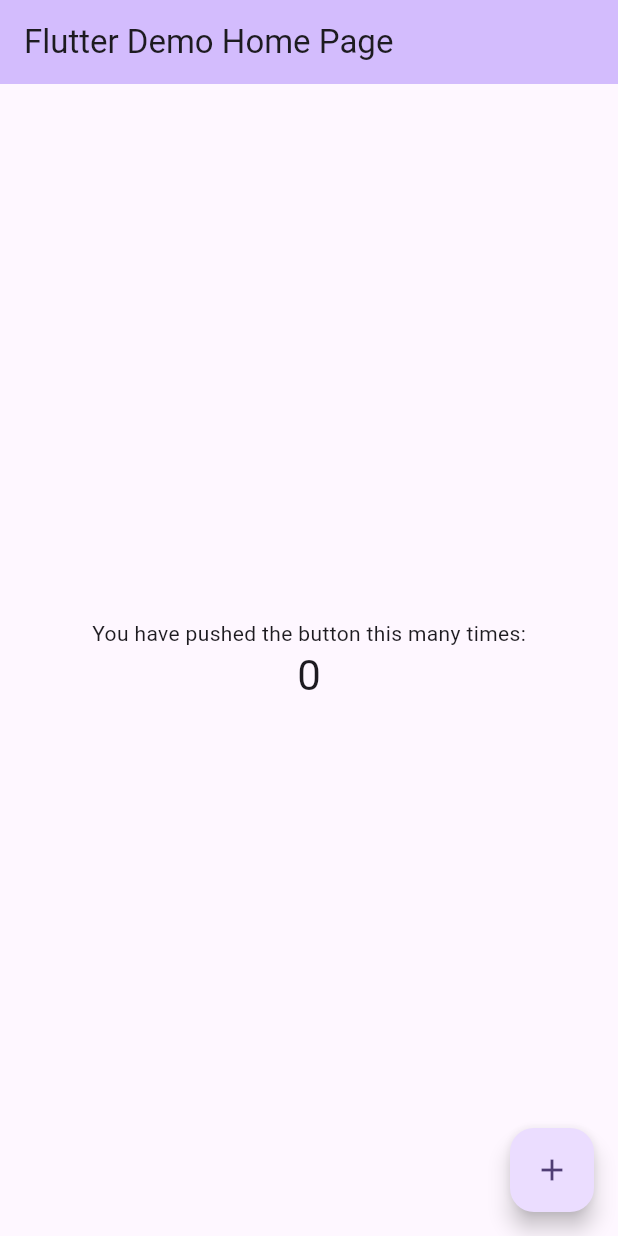
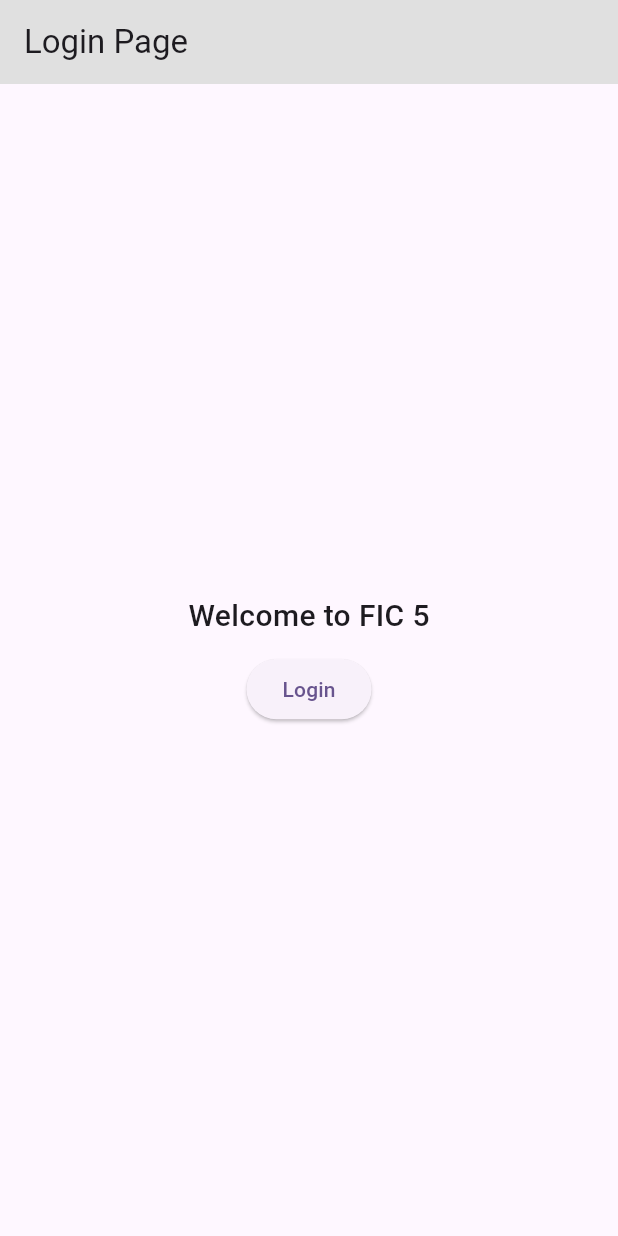
Before and after one commit to irfanzidniofficial/fic_bloc_example_auth, a Flutter app: the screen it shows after launch, on a phone screen of 412 x 824 dp. Run offline on Flutter 3.47's test engine with Material 2 defaults, Android fonts, the phone set to English and light mode, and no system bars; our stand-ins replace flutter_bloc.

Commit message:
exercie auth bloc state management

```diff
--- /dev/null
+++ b/lib/auth_bloc/auth_bloc.dart
@@ -0,0 +1,23 @@
+import 'package:fic_bloc_example_auth/auth_bloc/auth_event.dart';
+import 'package:fic_bloc_example_auth/auth_bloc/auth_state.dart';
+import 'package:flutter_bloc/flutter_bloc.dart';
+
+class AuthBloc extends Bloc<AuthEvent, AuthState> {
+  AuthBloc() : super(AuthInitial()) {
+    on<LoginEvent>(
+      (event, emit) async {
+        emit(AuthLoading());
+        await Future.delayed(const Duration(seconds: 5));
+        emit(AuthSuccess(name: "Irfan Zidni"));
+      },
+    );
+
+    on<LogoutEvent>(
+      (event, emit) async {
+        emit(AuthLoading());
+        await Future.delayed(const Duration(seconds: 5));
+        emit(AuthInitial());
+      },
+    );
+  }
+}
--- /dev/null
+++ b/lib/auth_bloc/auth_event.dart
@@ -0,0 +1,6 @@
+abstract class AuthEvent{}
+
+class LoginEvent extends AuthEvent{}
+
+
+class LogoutEvent extends AuthEvent{}
--- /dev/null
+++ b/lib/auth_bloc/auth_state.dart
@@ -0,0 +1,20 @@
+// ignore_for_file: public_member_api_docs, sort_constructors_first
+abstract class AuthState {}
+
+class AuthInitial extends AuthState {}
+
+class AuthLoading extends AuthState {}
+
+class AuthSuccess extends AuthState {
+  final String name;
+  AuthSuccess({
+    required this.name,
+  });
+}
+
+class AuthError extends AuthState {
+  final String message;
+  AuthError({
+    required this.message,
+  });
+}
--- a/lib/main.dart
+++ b/lib/main.dart
@@ -1,4 +1,9 @@
+import 'package:fic_bloc_example_auth/auth_bloc/auth_bloc.dart';
+import 'package:fic_bloc_example_auth/auth_bloc/auth_state.dart';
+import 'package:fic_bloc_example_auth/pages/home_page.dart';
+import 'package:fic_bloc_example_auth/pages/login_page.dart';
 import 'package:flutter/material.dart';
+import 'package:flutter_bloc/flutter_bloc.dart';
 
 void main() {
   runApp(const MyApp());
@@ -7,119 +12,35 @@ void main() {
 class MyApp extends StatelessWidget {
   const MyApp({super.key});
 
-  // This widget is the root of your application.
   @override
   Widget build(BuildContext context) {
-    return MaterialApp(
-      title: 'Flutter Demo',
-      theme: ThemeData(
-        // This is the theme of your application.
-        //
-        // TRY THIS: Try running your application with "flutter run". You'll see
-        // the application has a blue toolbar. Then, without quitting the app,
-        // try changing the seedColor in the colorScheme below to Colors.green
-        // and then invoke "hot reload" (save your changes or press the "hot
-        // reload" button in a Flutter-supported IDE, or press "r" if you used
-        // the command line to start the app).
-        //
-        // Notice that the counter didn't reset back to zero; the application
-        // state is not lost during the reload. To reset the state, use hot
-        // restart instead.
-        //
-        // This works for code too, not just values: Most code changes can be
-        // tested with just a hot reload.
-        colorScheme: ColorScheme.fromSeed(seedColor: Colors.deepPurple),
-        useMaterial3: true,
+    return BlocProvider(
+      create: (context) => AuthBloc(),
+      child: MaterialApp(
+        title: 'Flutter Demo',
+        theme: ThemeData(
+          colorScheme: ColorScheme.fromSeed(seedColor: Colors.deepPurple),
+          useMaterial3: true,
+          appBarTheme: AppBarTheme(
+            backgroundColor: Colors.grey[300],
+          ),
+        ),
+        home: BlocBuilder<AuthBloc, AuthState>(
+          builder: (context, state) {
+            if (state is AuthLoading) {
+              return const Scaffold(
+                body: Center(
+                  child: CircularProgressIndicator(),
+                ),
+              );
+            }
+            if (state is AuthSuccess) {
+              return const HomePage();
+            }
+            return const LoginPage();
+          },
+        ),
       ),
-      home: const MyHomePage(title: 'Flutter Demo Home Page'),
     );
   }
 }
-
-class MyHomePage extends StatefulWidget {
-  const MyHomePage({super.key, required this.title});
-
-  // This widget is the home page of your application. It is stateful, meaning
-  // that it has a State object (defined below) that contains fields that affect
-  // how it looks.
-
-  // This class is the configuration for the state. It holds the values (in this
-  // case the title) provided by the parent (in this case the App widget) and
-  // used by the build method of the State. Fields in a Widget subclass are
-  // always marked "final".
-
-  final String title;
-
-  @override
-  State<MyHomePage> createState() => _MyHomePageState();
-}
-
-class _MyHomePageState extends State<MyHomePage> {
-  int _counter = 0;
-
-  void _incrementCounter() {
-    setState(() {
-      // This call to setState tells the Flutter framework that something has
-      // changed in this State, which causes it to rerun the build method below
-      // so that the display can reflect the updated values. If we changed
-      // _counter without calling setState(), then the build method would not be
-      // called again, and so nothing would appear to happen.
-      _counter++;
-    });
-  }
-
-  @override
-  Widget build(BuildContext context) {
-    // This method is rerun every time setState is called, for instance as done
-    // by the _incrementCounter method above.
-    //
-    // The Flutter framework has been optimized to make rerunning build methods
-    // fast, so that you can just rebuild anything that needs updating rather
-    // than having to individually change instances of widgets.
-    return Scaffold(
-      appBar: AppBar(
-        // TRY THIS: Try changing the color here to a specific color (to
-        // Colors.amber, perhaps?) and trigger a hot reload to see the AppBar
-        // change color while the other colors stay the same.
-        backgroundColor: Theme.of(context).colorScheme.inversePrimary,
-        // Here we take the value from the MyHomePage object that was created by
-        // the App.build method, and use it to set our appbar title.
-        title: Text(widget.title),
-      ),
-      body: Center(
-        // Center is a layout widget. It takes a single child and positions it
-        // in the middle of the parent.
-        child: Column(
-          // Column is also a layout widget. It takes a list of children and
-          // arranges them vertically. By default, it sizes itself to fit its
-          // children horizontally, and tries to be as tall as its parent.
-          //
-          // Column has various properties to control how it sizes itself and
-          // how it positions its children. Here we use mainAxisAlignment to
-          // center the children vertically; the main axis here is the vertical
-          // axis because Columns are vertical (the cross axis would be
-          // horizontal).
-          //
-          // TRY THIS: Invoke "debug painting" (choose the "Toggle Debug Paint"
-          // action in the IDE, or press "p" in the console), to see the
-          // wireframe for each widget.
-          mainAxisAlignment: MainAxisAlignment.center,
-          children: <Widget>[
-            const Text(
-              'You have pushed the button this many times:',
-            ),
-            Text(
-              '$_counter',
-              style: Theme.of(context).textTheme.headlineMedium,
-            ),
-          ],
-        ),
-      ),
-      floatingActionButton: FloatingActionButton(
-        onPressed: _incrementCounter,
-        tooltip: 'Increment',
-        child: const Icon(Icons.add),
-      ), // This trailing comma makes auto-formatting nicer for build methods.
-    );
-  }
-}
--- /dev/null
+++ b/lib/pages/login_page.dart
@@ -0,0 +1,41 @@
+import 'package:fic_bloc_example_auth/auth_bloc/auth_bloc.dart';
+import 'package:fic_bloc_example_auth/auth_bloc/auth_event.dart';
+import 'package:flutter/material.dart';
+import 'package:flutter_bloc/flutter_bloc.dart';
+
+class LoginPage extends StatelessWidget {
+  const LoginPage({super.key});
+
+  @override
+  Widget build(BuildContext context) {
+    return Scaffold(
+      appBar: AppBar(
+        title: const Text("Login Page"),
+      ),
+      body: Center(
+        child: Column(
+          mainAxisAlignment: MainAxisAlignment.center,
+          crossAxisAlignment: CrossAxisAlignment.center,
+          children: [
+            const Text(
+              "Welcome to FIC 5",
+              style: TextStyle(
+                fontSize: 20,
+                fontWeight: FontWeight.w500,
+              ),
+            ),
+            const SizedBox(
+              height: 10,
+            ),
+            ElevatedButton(
+              onPressed: () {
+                context.read<AuthBloc>().add(LoginEvent());
+              },
+              child: const Text("Login"),
+            ),
+          ],
+        ),
+      ),
+    );
+  }
+}
--- a/pubspec.yaml
+++ b/pubspec.yaml
@@ -35,6 +35,7 @@ dependencies:
   # The following adds the Cupertino Icons font to your application.
   # Use with the CupertinoIcons class for iOS style icons.
   cupertino_icons: ^1.0.2
+  flutter_bloc: ^8.1.3
 
 dev_dependencies:
   flutter_test:
```
Also changed, not shown: lib/pages/home_page.dart (added, +52 -0 lines), pubspec.lock.
